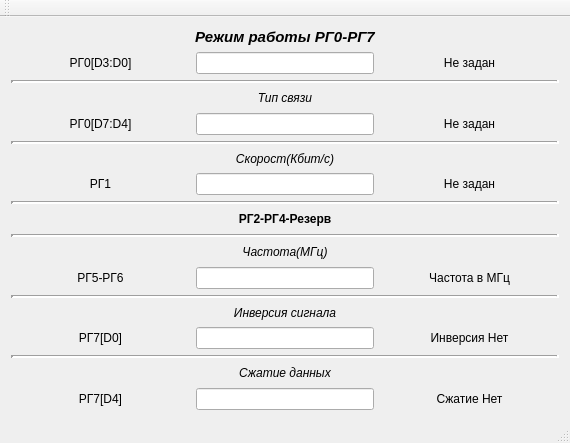
Above: DeviceVS/DeviceVS.ui from AleksandrKajl/DeviceVS before the change. Below: the same form after it.
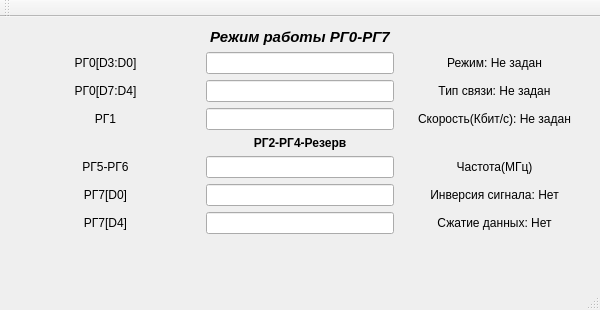
That is the form after the change.

Commit message: Создал форму группы регистров 3

Patch:
```diff
--- a/DeviceVS/DeviceVS.ui
+++ b/DeviceVS/DeviceVS.ui
@@ -6,10 +6,22 @@
    <rect>
     <x>0</x>
     <y>0</y>
-    <width>570</width>
-    <height>443</height>
+    <width>600</width>
+    <height>310</height>
    </rect>
   </property>
+  <property name="minimumSize">
+   <size>
+    <width>600</width>
+    <height>0</height>
+   </size>
+  </property>
+  <property name="maximumSize">
+   <size>
+    <width>600</width>
+    <height>310</height>
+   </size>
+  </property>
   <property name="windowTitle">
    <string>DeviceVS</string>
   </property>
@@ -26,15 +38,15 @@
       <property name="sizeConstraint">
        <enum>QLayout::SetDefaultConstraint</enum>
       </property>
-      <item row="12" column="1">
-       <widget class="QLabel" name="label_11">
+      <item row="5" column="1">
+       <widget class="QLabel" name="label_10">
         <property name="font">
          <font>
-          <italic>true</italic>
+          <bold>true</bold>
          </font>
         </property>
         <property name="text">
-         <string>Частота(МГц)</string>
+         <string>РГ2-РГ4-Резерв</string>
         </property>
         <property name="alignment">
          <set>Qt::AlignCenter</set>
@@ -42,21 +54,58 @@
        </widget>
       </item>
       <item row="7" column="1">
-       <widget class="QLabel" name="label_7">
-        <property name="font">
-         <font>
-          <italic>true</italic>
-         </font>
+       <widget class="QLineEdit" name="lineEdit_5">
+        <property name="sizePolicy">
+         <sizepolicy hsizetype="Preferred" vsizetype="Preferred">
+          <horstretch>0</horstretch>
+          <verstretch>0</verstretch>
+         </sizepolicy>
         </property>
+        <property name="alignment">
+         <set>Qt::AlignCenter</set>
+        </property>
+       </widget>
+      </item>
+      <item row="7" column="2">
+       <widget class="QLabel" name="label_16">
         <property name="text">
-         <string>Скорост(Кбит/c)</string>
+         <string>Инверсия сигнала: Нет</string>
         </property>
         <property name="alignment">
          <set>Qt::AlignCenter</set>
         </property>
        </widget>
       </item>
-      <item row="16" column="0">
+      <item row="4" column="0">
+       <widget class="QLabel" name="label_8">
+        <property name="sizePolicy">
+         <sizepolicy hsizetype="Minimum" vsizetype="Maximum">
+          <horstretch>0</horstretch>
+          <verstretch>0</verstretch>
+         </sizepolicy>
+        </property>
+        <property name="layoutDirection">
+         <enum>Qt::LeftToRight</enum>
+        </property>
+        <property name="text">
+         <string>РГ1</string>
+        </property>
+        <property name="alignment">
+         <set>Qt::AlignCenter</set>
+        </property>
+       </widget>
+      </item>
+      <item row="3" column="2">
+       <widget class="QLabel" name="label_4">
+        <property name="text">
+         <string>Тип связи: Не задан</string>
+        </property>
+        <property name="alignment">
+         <set>Qt::AlignCenter</set>
+        </property>
+       </widget>
+      </item>
+      <item row="7" column="0">
        <widget class="QLabel" name="label_15">
         <property name="sizePolicy">
          <sizepolicy hsizetype="Minimum" vsizetype="Maximum">
@@ -75,6 +124,145 @@
         </property>
        </widget>
       </item>
+      <item row="8" column="1">
+       <widget class="QLineEdit" name="lineEdit_6">
+        <property name="sizePolicy">
+         <sizepolicy hsizetype="Preferred" vsizetype="Preferred">
+          <horstretch>0</horstretch>
+          <verstretch>0</verstretch>
+         </sizepolicy>
+        </property>
+        <property name="alignment">
+         <set>Qt::AlignCenter</set>
+        </property>
+       </widget>
+      </item>
+      <item row="6" column="0">
+       <widget class="QLabel" name="label_13">
+        <property name="sizePolicy">
+         <sizepolicy hsizetype="Minimum" vsizetype="Maximum">
+          <horstretch>0</horstretch>
+          <verstretch>0</verstretch>
+         </sizepolicy>
+        </property>
+        <property name="layoutDirection">
+         <enum>Qt::LeftToRight</enum>
+        </property>
+        <property name="text">
+         <string>РГ5-РГ6</string>
+        </property>
+        <property name="alignment">
+         <set>Qt::AlignCenter</set>
+        </property>
+       </widget>
+      </item>
+      <item row="6" column="2">
+       <widget class="QLabel" name="label_12">
+        <property name="text">
+         <string>Частота(МГц)</string>
+        </property>
+        <property name="alignment">
+         <set>Qt::AlignCenter</set>
+        </property>
+       </widget>
+      </item>
+      <item row="2" column="2">
+       <widget class="QLabel" name="label_2">
+        <property name="text">
+         <string>Режим: Не задан</string>
+        </property>
+        <property name="alignment">
+         <set>Qt::AlignCenter</set>
+        </property>
+       </widget>
+      </item>
+      <item row="2" column="1">
+       <widget class="QLineEdit" name="lineEdit">
+        <property name="sizePolicy">
+         <sizepolicy hsizetype="Preferred" vsizetype="Preferred">
+          <horstretch>0</horstretch>
+          <verstretch>0</verstretch>
+         </sizepolicy>
+        </property>
+        <property name="alignment">
+         <set>Qt::AlignCenter</set>
+        </property>
+       </widget>
+      </item>
+      <item row="4" column="1">
+       <widget class="QLineEdit" name="lineEdit_3">
+        <property name="sizePolicy">
+         <sizepolicy hsizetype="Preferred" vsizetype="Preferred">
+          <horstretch>0</horstretch>
+          <verstretch>0</verstretch>
+         </sizepolicy>
+        </property>
+        <property name="text">
+         <string/>
+        </property>
+        <property name="alignment">
+         <set>Qt::AlignCenter</set>
+        </property>
+       </widget>
+      </item>
+      <item row="8" column="0">
+       <widget class="QLabel" name="label_18">
+        <property name="sizePolicy">
+         <sizepolicy hsizetype="Minimum" vsizetype="Maximum">
+          <horstretch>0</horstretch>
+          <verstretch>0</verstretch>
+         </sizepolicy>
+        </property>
+        <property name="layoutDirection">
+         <enum>Qt::LeftToRight</enum>
+        </property>
+        <property name="text">
+         <string>РГ7[D4]</string>
+        </property>
+        <property name="alignment">
+         <set>Qt::AlignCenter</set>
+        </property>
+       </widget>
+      </item>
+      <item row="4" column="2">
+       <widget class="QLabel" name="label_9">
+        <property name="text">
+         <string>Скорость(Кбит/с): Не задан</string>
+        </property>
+        <property name="alignment">
+         <set>Qt::AlignCenter</set>
+        </property>
+       </widget>
+      </item>
+      <item row="8" column="2">
+       <widget class="QLabel" name="label_19">
+        <property name="text">
+         <string>Сжатие данных: Нет</string>
+        </property>
+        <property name="alignment">
+         <set>Qt::AlignCenter</set>
+        </property>
+       </widget>
+      </item>
+      <item row="3" column="0">
+       <widget class="QLabel" name="label_3">
+        <property name="sizePolicy">
+         <sizepolicy hsizetype="Minimum" vsizetype="Maximum">
+          <horstretch>0</horstretch>
+          <verstretch>0</verstretch>
+         </sizepolicy>
+        </property>
+        <property name="layoutDirection">
+         <enum>Qt::LeftToRight</enum>
+        </property>
+        <property name="text">
+         <string>РГ0[D7:D4]</string>
+        </property>
+        <property name="alignment">
+         <set>Qt::AlignCenter</set>
+        </property>
+       </widget>
+      </item>
       <item row="1" column="0" colspan="3">
        <widget class="QLabel" name="label_5">
         <property name="sizePolicy">
@@ -98,36 +286,7 @@
         </property>
        </widget>
       </item>
-      <item row="2" column="2">
-       <widget class="QLabel" name="label_2">
-        <property name="text">
-         <string>Не задан</string>
-        </property>
-        <property name="alignment">
-         <set>Qt::AlignCenter</set>
-        </property>
-       </widget>
-      </item>
-      <item row="8" column="0">
-       <widget class="QLabel" name="label_8">
-        <property name="sizePolicy">
-         <sizepolicy hsizetype="Minimum" vsizetype="Maximum">
-          <horstretch>0</horstretch>
-          <verstretch>0</verstretch>
-         </sizepolicy>
-        </property>
-        <property name="layoutDirection">
-         <enum>Qt::LeftToRight</enum>
-        </property>
-        <property name="text">
-         <string>РГ1</string>
-        </property>
-        <property name="alignment">
-         <set>Qt::AlignCenter</set>
-        </property>
-       </widget>
-      </item>
-      <item row="5" column="1">
+      <item row="3" column="1">
        <widget class="QLineEdit" name="lineEdit_2">
         <property name="sizePolicy">
          <sizepolicy hsizetype="Preferred" vsizetype="Preferred">
@@ -140,71 +299,7 @@
         </property>
        </widget>
       </item>
-      <item row="10" column="1">
-       <widget class="QLabel" name="label_10">
-        <property name="font">
-         <font>
-          <bold>true</bold>
-         </font>
-        </property>
-        <property name="text">
-         <string>РГ2-РГ4-Резерв</string>
-        </property>
-        <property name="alignment">
-         <set>Qt::AlignCenter</set>
-        </property>
-       </widget>
-      </item>
-      <item row="5" column="0">
-       <widget class="QLabel" name="label_3">
-        <property name="sizePolicy">
-         <sizepolicy hsizetype="Minimum" vsizetype="Maximum">
-          <horstretch>0</horstretch>
-          <verstretch>0</verstretch>
-         </sizepolicy>
-        </property>
-        <property name="layoutDirection">
-         <enum>Qt::LeftToRight</enum>
-        </property>
-        <property name="text">
-         <string>РГ0[D7:D4]</string>
-        </property>
-        <property name="alignment">
-         <set>Qt::AlignCenter</set>
-        </property>
-       </widget>
-      </item>
-      <item row="4" column="1">
-       <widget class="QLabel" name="label_6">
-        <property name="font">
-         <font>
-          <italic>true</italic>
-         </font>
-        </property>
-        <property name="text">
-         <string>Тип связи</string>
-        </property>
-        <property name="alignment">
-         <set>Qt::AlignCenter</set>
-        </property>
-       </widget>
-      </item>
-      <item row="15" column="1">
-       <widget class="QLabel" name="label_14">
-        <property name="font">
-         <font>
-          <italic>true</italic>
-         </font>
-        </property>
-        <property name="text">
-         <string>Инверсия сигнала</string>
-        </property>
-        <property name="alignment">
-         <set>Qt::AlignCenter</set>
-        </property>
-       </widget>
-      </item>
-      <item row="13" column="1">
+      <item row="6" column="1">
        <widget class="QLineEdit" name="lineEdit_4">
         <property name="sizePolicy">
          <sizepolicy hsizetype="Preferred" vsizetype="Preferred">
@@ -217,118 +312,6 @@
         </property>
        </widget>
       </item>
-      <item row="19" column="2">
-       <widget class="QLabel" name="label_19">
-        <property name="text">
-         <string>Сжатие Нет</string>
-        </property>
-        <property name="alignment">
-         <set>Qt::AlignCenter</set>
-        </property>
-       </widget>
-      </item>
-      <item row="6" column="0" colspan="3">
-       <widget class="Line" name="line_4">
-        <property name="lineWidth">
-         <number>3</number>
-        </property>
-        <property name="orientation">
-         <enum>Qt::Horizontal</enum>
-        </property>
-       </widget>
-      </item>
-      <item row="13" column="2">
-       <widget class="QLabel" name="label_12">
-        <property name="text">
-         <string>Частота в МГц</string>
-        </property>
-        <property name="alignment">
-         <set>Qt::AlignCenter</set>
-        </property>
-       </widget>
-      </item>
-      <item row="11" column="0" colspan="3">
-       <widget class="Line" name="line_6">
-        <property name="lineWidth">
-         <number>3</number>
-        </property>
-        <property name="orientation">
-         <enum>Qt::Horizontal</enum>
-        </property>
-       </widget>
-      </item>
-      <item row="17" column="0" colspan="3">
-       <widget class="Line" name="line_8">
-        <property name="lineWidth">
-         <number>3</number>
-        </property>
-        <property name="orientation">
-         <enum>Qt::Horizontal</enum>
-        </property>
-       </widget>
-      </item>
-      <item row="16" column="1">
-       <widget class="QLineEdit" name="lineEdit_5">
-        <property name="sizePolicy">
-         <sizepolicy hsizetype="Preferred" vsizetype="Preferred">
-          <horstretch>0</horstretch>
-          <verstretch>0</verstretch>
-         </sizepolicy>
-        </property>
-        <property name="alignment">
-         <set>Qt::AlignCenter</set>
-        </property>
-       </widget>
-      </item>
-      <item row="19" column="0">
-       <widget class="QLabel" name="label_18">
-        <property name="sizePolicy">
-         <sizepolicy hsizetype="Minimum" vsizetype="Maximum">
-          <horstretch>0</horstretch>
-          <verstretch>0</verstretch>
-         </sizepolicy>
-        </property>
-        <property name="layoutDirection">
-         <enum>Qt::LeftToRight</enum>
-        </property>
-        <property name="text">
-         <string>РГ7[D4]</string>
-        </property>
-        <property name="alignment">
-         <set>Qt::AlignCenter</set>
-        </property>
-       </widget>
-      </item>
-      <item row="16" column="2">
-       <widget class="QLabel" name="label_16">
-        <property name="text">
-         <string>Инверсия Нет</string>
-        </property>
-        <property name="alignment">
-         <set>Qt::AlignCenter</set>
-        </property>
-       </widget>
-      </item>
-      <item row="9" column="0" colspan="3">
-       <widget class="Line" name="line_5">
-        <property name="lineWidth">
-         <number>3</number>
-        </property>
-        <property name="orientation">
-         <enum>Qt::Horizontal</enum>
-        </property>
-       </widget>
-      </item>
-      <item row="3" column="0" colspan="3">
-       <widget class="Line" name="line">
-        <property name="lineWidth">
-         <number>3</number>
-        </property>
-        <property name="orientation">
-         <enum>Qt::Horizontal</enum>
-        </property>
-       </widget>
-      </item>
       <item row="2" column="0">
        <widget class="QLabel" name="label">
         <property name="sizePolicy">
@@ -348,111 +331,18 @@
         </property>
        </widget>
       </item>
-      <item row="2" column="1">
-       <widget class="QLineEdit" name="lineEdit">
-        <property name="sizePolicy">
-         <sizepolicy hsizetype="Preferred" vsizetype="Preferred">
-          <horstretch>0</horstretch>
-          <verstretch>0</verstretch>
-         </sizepolicy>
-        </property>
-        <property name="alignment">
-         <set>Qt::AlignCenter</set>
-        </property>
-       </widget>
-      </item>
-      <item row="8" column="1">
-       <widget class="QLineEdit" name="lineEdit_3">
-        <property name="sizePolicy">
-         <sizepolicy hsizetype="Preferred" vsizetype="Preferred">
-          <horstretch>0</horstretch>
-          <verstretch>0</verstretch>
-         </sizepolicy>
-        </property>
-        <property name="text">
-         <string/>
-        </property>
-        <property name="alignment">
-         <set>Qt::AlignCenter</set>
-        </property>
-       </widget>
-      </item>
-      <item row="8" column="2">
-       <widget class="QLabel" name="label_9">
-        <property name="text">
-         <string>Не задан</string>
-        </property>
-        <property name="alignment">
-         <set>Qt::AlignCenter</set>
-        </property>
-       </widget>
-      </item>
-      <item row="14" column="0" colspan="3">
-       <widget class="Line" name="line_7">
-        <property name="lineWidth">
-         <number>3</number>
-        </property>
+      <item row="9" column="1">
+       <spacer name="verticalSpacer">
         <property name="orientation">
-         <enum>Qt::Horizontal</enum>
+         <enum>Qt::Vertical</enum>
         </property>
-       </widget>
-      </item>
-      <item row="13" column="0">
-       <widget class="QLabel" name="label_13">
-        <property name="sizePolicy">
-         <sizepolicy hsizetype="Minimum" vsizetype="Maximum">
-          <horstretch>0</horstretch>
-          <verstretch>0</verstretch>
-         </sizepolicy>
+        <property name="sizeHint" stdset="0">
+         <size>
+          <width>20</width>
+          <height>40</height>
+         </size>
         </property>
-        <property name="layoutDirection">
-         <enum>Qt::LeftToRight</enum>
-        </property>
-        <property name="text">
-         <string>РГ5-РГ6</string>
-        </property>
-        <property name="alignment">
-         <set>Qt::AlignCenter</set>
-        </property>
-       </widget>
-      </item>
-      <item row="18" column="1">
-       <widget class="QLabel" name="label_17">
-        <property name="font">
-         <font>
-          <italic>true</italic>
-         </font>
-        </property>
-        <property name="text">
-         <string>Сжатие данных</string>
-        </property>
-        <property name="alignment">
-         <set>Qt::AlignCenter</set>
-        </property>
-       </widget>
-      </item>
-      <item row="5" column="2">
-       <widget class="QLabel" name="label_4">
-        <property name="text">
-         <string>Не задан</string>
-        </property>
-        <property name="alignment">
-         <set>Qt::AlignCenter</set>
-        </property>
-       </widget>
-      </item>
-      <item row="19" column="1">
-       <widget class="QLineEdit" name="lineEdit_6">
-        <property name="sizePolicy">
-         <sizepolicy hsizetype="Preferred" vsizetype="Preferred">
-          <horstretch>0</horstretch>
-          <verstretch>0</verstretch>
-         </sizepolicy>
-        </property>
-        <property name="alignment">
-         <set>Qt::AlignCenter</set>
-        </property>
-       </widget>
+       </spacer>
       </item>
      </layout>
     </item>
```
Left out of the diff: 2 changed lines with no effect on the pictures. The commit also changes 7 other files.
